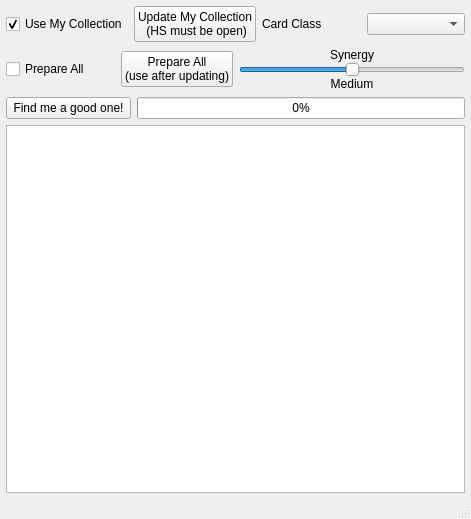
The window that mainwindow.ui (XGEu2X/Hearthstone-DeckFinder-GUI) describes before a commit, drawn with Qt 5.
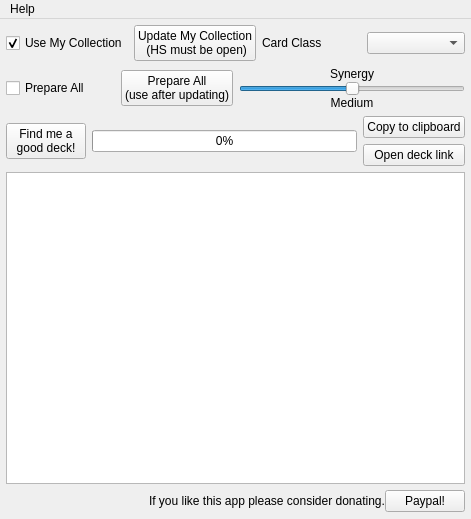
The same window after the commit.

Commit message: Added 3 buttons and menu bar with instructions and about

The edit to the form file:
```diff
--- a/mainwindow.ui
+++ b/mainwindow.ui
@@ -217,7 +217,8 @@
        <item>
         <widget class="QPushButton" name="pushButton_findDeck">
          <property name="text">
-          <string> Find me a good one! </string>
+          <string>Find me a
+good deck!</string>
          </property>
         </widget>
        </item>
@@ -228,6 +229,24 @@
          </property>
         </widget>
        </item>
+       <item>
+        <layout class="QVBoxLayout" name="verticalLayout_3">
+         <item>
+          <widget class="QPushButton" name="pushButton_clipboard">
+           <property name="text">
+            <string>Copy to clipboard</string>
+           </property>
+          </widget>
+         </item>
+         <item>
+          <widget class="QPushButton" name="pushButton_link">
+           <property name="text">
+            <string>Open deck link</string>
+           </property>
+          </widget>
+         </item>
+        </layout>
+       </item>
       </layout>
      </item>
      <item>
@@ -240,10 +259,62 @@
        </property>
       </widget>
      </item>
+     <item>
+      <layout class="QHBoxLayout" name="horizontalLayout_3" stretch="5,1">
+       <property name="spacing">
+        <number>0</number>
+       </property>
+       <property name="sizeConstraint">
+        <enum>QLayout::SetDefaultConstraint</enum>
+       </property>
+       <item alignment="Qt::AlignRight">
+        <widget class="QLabel" name="label_paypal">
+         <property name="text">
+          <string>If you like this app please consider donating.</string>
+         </property>
+        </widget>
+       </item>
+       <item alignment="Qt::AlignRight">
+        <widget class="QPushButton" name="pushButton_paypal">
+         <property name="text">
+          <string>Paypal!</string>
+         </property>
+        </widget>
+       </item>
+      </layout>
+     </item>
     </layout>
    </widget>
   </widget>
-  <widget class="QStatusBar" name="statusBar"/>
+  <widget class="QMenuBar" name="menuBar">
+   <property name="geometry">
+    <rect>
+     <x>0</x>
+     <y>0</y>
+     <width>471</width>
+     <height>21</height>
+    </rect>
+   </property>
+   <widget class="QMenu" name="menuHelp">
+    <property name="title">
+     <string>Help</string>
+    </property>
+    <addaction name="actionInstructions"/>
+    <addaction name="separator"/>
+    <addaction name="actionAbout"/>
+   </widget>
+   <addaction name="menuHelp"/>
+  </widget>
+  <action name="actionInstructions">
+   <property name="text">
+    <string>Instructions...</string>
+   </property>
+  </action>
+  <action name="actionAbout">
+   <property name="text">
+    <string>About...</string>
+   </property>
+  </action>
  </widget>
  <layoutdefault spacing="6" margin="11"/>
  <resources/>
```
The commit also changes 2 other files.
